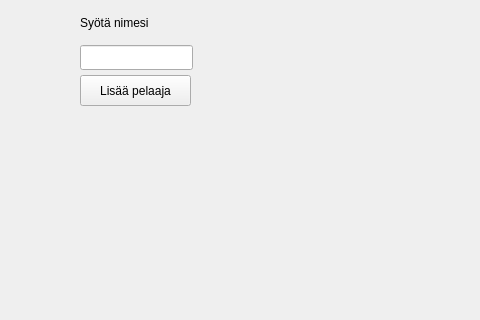
The window that gui_add_player_2.ui (ilarivp/juoma_randomizer) describes before a commit, drawn with Qt 5; both pictures show x 0 to 480 and y 104 to 424 of the 800 by 600 pixel window.
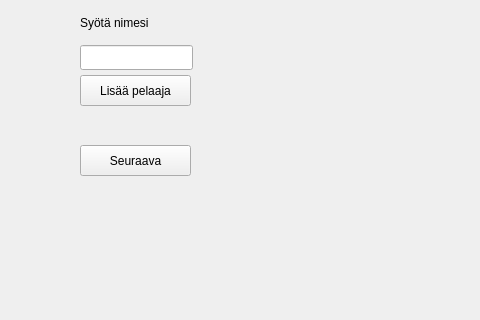
The same window after the commit. The open tabs and pages were chosen to show the change.

Commit message:
Seuraava nappi
sad

The edit to the form file:
```diff
--- a/gui_add_player_2.ui
+++ b/gui_add_player_2.ui
@@ -63,6 +63,19 @@
        </rect>
       </property>
      </widget>
+     <widget class="QPushButton" name="seuraava_btn">
+      <property name="geometry">
+       <rect>
+        <x>50</x>
+        <y>210</y>
+        <width>111</width>
+        <height>31</height>
+       </rect>
+      </property>
+      <property name="text">
+       <string>Seuraava</string>
+      </property>
+     </widget>
     </widget>
     <widget class="QWidget" name="InitialDrinkPage">
      <widget class="QPushButton" name="addDrink_btn">
```
Left out of the diff: 2 changed lines with no effect on the pictures.
